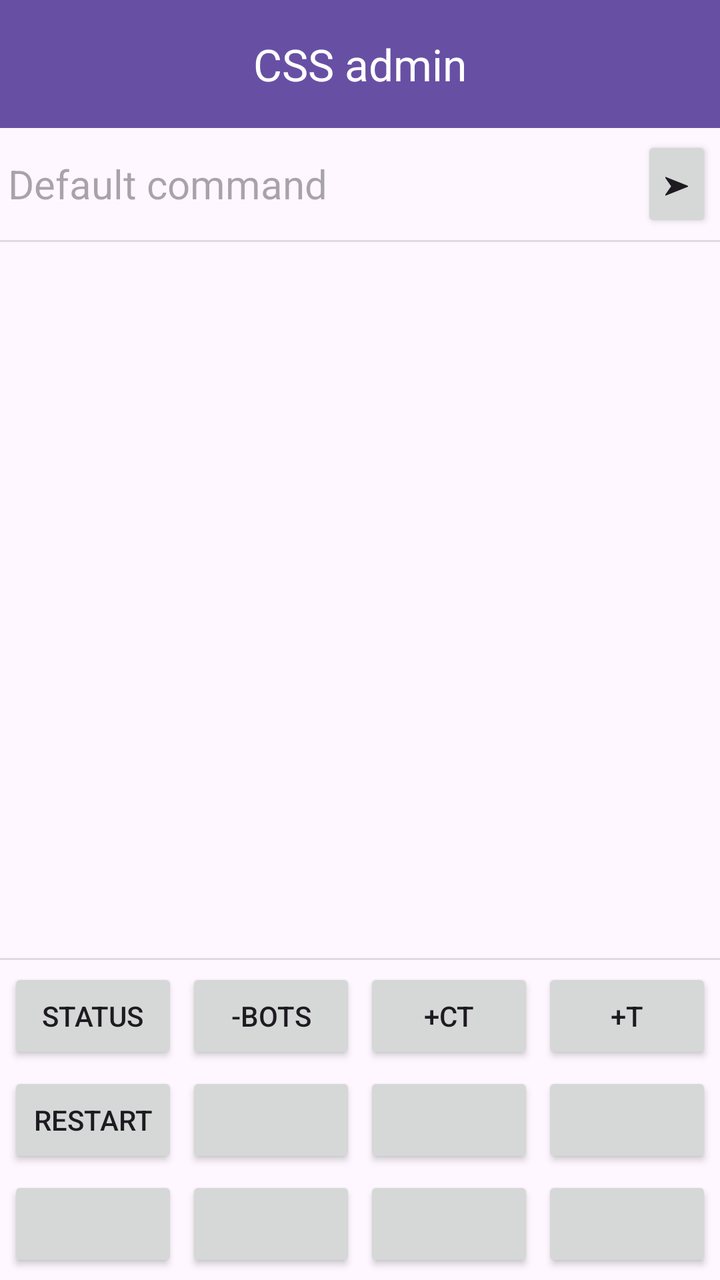
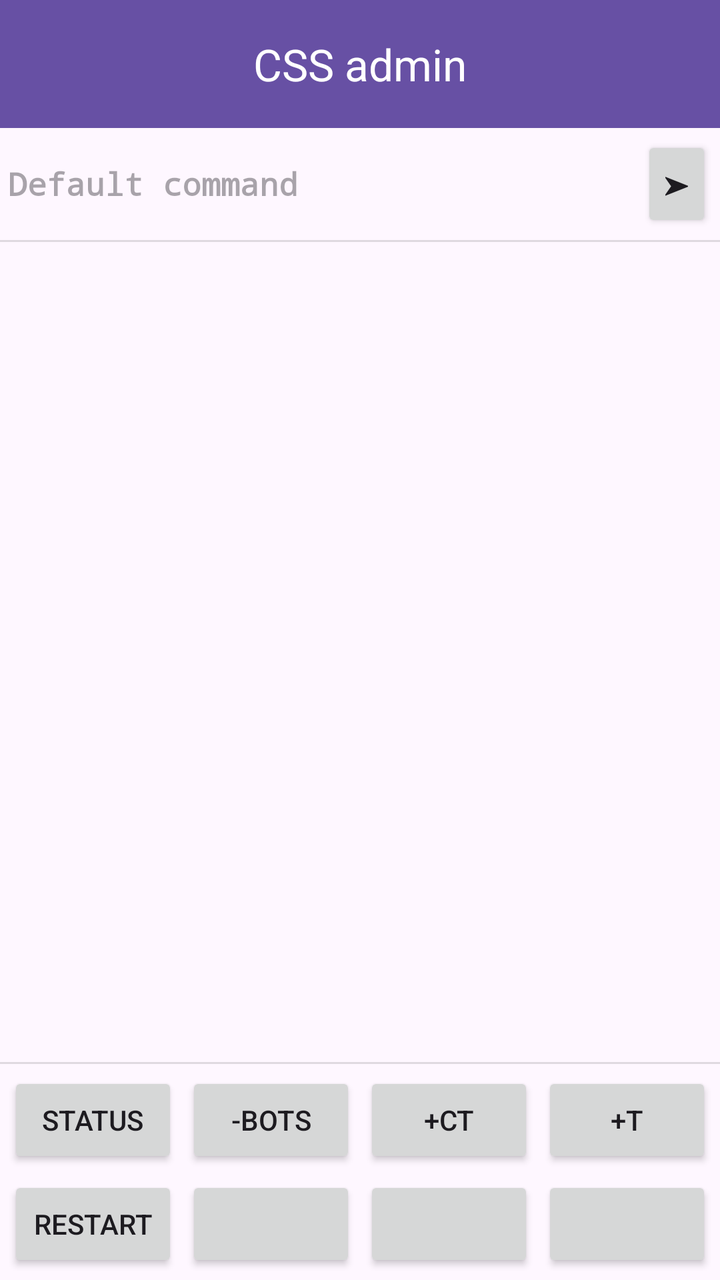

Two renders of the same Android screen: before a commit and after it. Below are the layout's source before the change and the commit's diff.
<!-- AndroidManifest.xml: application theme Theme.RCONGraphicalClient -->
<!-- res/layout/activity_main.xml -->
<?xml version="1.0" encoding="utf-8"?>
<androidx.constraintlayout.widget.ConstraintLayout xmlns:android="http://schemas.android.com/apk/res/android"
    xmlns:app="http://schemas.android.com/apk/res-auto"
    xmlns:tools="http://schemas.android.com/tools"
    android:id="@+id/activityMain"
    android:layout_width="match_parent"
    android:layout_height="match_parent"
    tools:context="MainActivity">

    <com.google.android.material.appbar.MaterialToolbar
        android:id="@+id/toolbar"
        android:layout_width="match_parent"
        android:layout_height="wrap_content"
        android:background="?attr/colorPrimary"
        android:minHeight="?attr/actionBarSize"
        android:theme="?attr/actionBarTheme"
        app:layout_constraintEnd_toEndOf="parent"
        app:layout_constraintHeight_percent="@fraction/toolbar_height_percent"
        app:layout_constraintStart_toStartOf="parent"
        app:layout_constraintTop_toTopOf="parent"
        app:subtitleCentered="true"
        app:subtitleTextColor="@color/white"
        app:title="@string/app_name" />

    <LinearLayout
        android:id="@+id/constraintLayoutMainContent"
        android:layout_width="0dp"
        android:layout_height="0dp"
        android:orientation="vertical"
        android:divider="?android:attr/dividerHorizontal"
        android:showDividers="middle"
        app:layout_constraintBottom_toBottomOf="parent"
        app:layout_constraintEnd_toEndOf="parent"
        app:layout_constraintStart_toStartOf="parent"
        app:layout_constraintTop_toBottomOf="@+id/toolbar">

        <LinearLayout
            android:layout_width="match_parent"
            android:layout_height="wrap_content"
            android:orientation="horizontal"
            android:padding="4dp">

            <AutoCompleteTextView
                android:id="@+id/etCommand"
                android:layout_width="0dp"
                android:layout_height="match_parent"
                android:layout_gravity="center_vertical"
                android:layout_weight="9"
                android:background="@null"
                android:completionThreshold="1"
                android:gravity="center_vertical"
                android:hint="@string/default_command"
                android:imeOptions="actionSend"
                android:inputType="text"
                android:textSize="20sp" />

            <Button
                android:id="@+id/btnSend"
                android:layout_width="0dp"
                android:layout_height="wrap_content"
                android:layout_gravity="center_vertical"
                android:layout_weight="1"
                android:insetBottom="3dp"
                android:text="@string/run_command_sign" />
        </LinearLayout>

        <ScrollView
            android:id="@+id/scrollLog"
            android:layout_width="match_parent"
            android:layout_height="0dp"
            android:layout_weight="1">

            <HorizontalScrollView
                android:layout_width="match_parent"
                android:layout_height="wrap_content">

                <TextView
                    android:id="@+id/tvLog"
                    android:layout_width="wrap_content"
                    android:layout_height="wrap_content"
                    android:fontFamily="monospace"
                    android:padding="8dp"
                    android:text=""
                    android:textSize="14sp"
                    android:textStyle="bold" />

            </HorizontalScrollView>
        </ScrollView>
        <androidx.constraintlayout.widget.ConstraintLayout
            android:layout_width="match_parent"
            android:layout_height="wrap_content"
            android:padding="4dp">

            <Button
                android:id="@+id/button1"
                android:layout_width="0dp"
                android:layout_height="wrap_content"
                android:insetLeft="0dp"
                android:insetTop="0dp"
                android:insetRight="0dp"
                android:insetBottom="0dp"
                android:text="@string/status" />

            <Button
                android:id="@+id/button2"
                android:layout_width="0dp"
                android:layout_height="wrap_content"
                android:insetLeft="0dp"
                android:insetTop="0dp"
                android:insetRight="0dp"
                android:insetBottom="0dp"
                android:text="@string/bots_kick_all_short" />

            <Button
                android:id="@+id/button3"
                android:layout_width="0dp"
                android:layout_height="wrap_content"
                android:insetLeft="0dp"
                android:insetTop="0dp"
                android:insetRight="0dp"
                android:insetBottom="0dp"
                android:text="@string/bots_add_ct" />

            <Button
                android:id="@+id/button4"
                android:layout_width="0dp"
                android:layout_height="wrap_content"
                android:insetLeft="0dp"
                android:insetTop="0dp"
                android:insetRight="0dp"
                android:insetBottom="0dp"
                android:text="@string/bots_add_t" />

            <Button
                android:id="@+id/button5"
                android:layout_width="0dp"
                android:layout_height="wrap_content"
                android:insetLeft="0dp"
                android:insetTop="0dp"
                android:insetRight="0dp"
                android:insetBottom="0dp"
                android:text="@string/restart_game_short" />

            <Button
                android:id="@+id/button6"
                android:layout_width="0dp"
                android:layout_height="wrap_content"
                android:insetLeft="0dp"
                android:insetTop="0dp"
                android:insetRight="0dp"
                android:insetBottom="0dp" />

            <Button
                android:id="@+id/button7"
                android:layout_width="0dp"
                android:layout_height="wrap_content"
                android:insetLeft="0dp"
                android:insetTop="0dp"
                android:insetRight="0dp"
                android:insetBottom="0dp" />

            <Button
                android:id="@+id/button8"
                android:layout_width="0dp"
                android:layout_height="wrap_content"
                android:insetLeft="0dp"
                android:insetTop="0dp"
                android:insetRight="0dp"
                android:insetBottom="0dp" />

            <Button
                android:id="@+id/button9"
                android:layout_width="0dp"
                android:layout_height="wrap_content"
                android:insetLeft="0dp"
                android:insetTop="0dp"
                android:insetRight="0dp"
                android:insetBottom="0dp" />

            <Button
                android:id="@+id/button10"
                android:layout_width="0dp"
                android:layout_height="wrap_content"
                android:insetLeft="0dp"
                android:insetTop="0dp"
                android:insetRight="0dp"
                android:insetBottom="0dp" />

            <Button
                android:id="@+id/button11"
                android:layout_width="0dp"
                android:layout_height="wrap_content"
                android:insetLeft="0dp"
                android:insetTop="0dp"
                android:insetRight="0dp"
                android:insetBottom="0dp" />

            <Button
                android:id="@+id/button12"
                android:layout_width="0dp"
                android:layout_height="wrap_content"
                android:insetLeft="0dp"
                android:insetTop="0dp"
                android:insetRight="0dp"
                android:insetBottom="0dp" />

            <androidx.constraintlayout.helper.widget.Flow
                android:id="@+id/flowButtons"
                android:layout_width="match_parent"
                android:layout_height="wrap_content"
                app:constraint_referenced_ids="button1,button2,button3,button4,button5,button6,button7,button8,button9,button10,button11,button12"
                app:flow_wrapMode="chain"
                app:flow_maxElementsWrap="4"
                app:flow_horizontalStyle="spread"
                app:flow_verticalStyle="spread"
                app:flow_horizontalGap="4dp"
                app:flow_verticalGap="4dp"
                app:layout_constraintTop_toTopOf="parent"
                app:layout_constraintStart_toStartOf="parent"
                app:layout_constraintEnd_toEndOf="parent" />

        </androidx.constraintlayout.widget.ConstraintLayout>

    </LinearLayout>


</androidx.constraintlayout.widget.ConstraintLayout>
<!-- resources referenced by this layout -->
<resources>
  <color name="white">#FFFFFFFF</color>
  <string name="app_name" translatable="false">CSS admin</string>
  <string name="bots_add_ct">+CT</string>
  <string name="bots_add_t">+T</string>
  <string name="bots_kick_all_short">-BOTS</string>
  <string name="default_command">Default command</string>
  <string name="restart_game_short">Restart</string>
  <string name="run_command_sign" translatable="false">➤</string>
  <string name="status">Status</string>
  <style name="Theme.RCONGraphicalClient" parent="Base.Theme.RCONGraphicalClient" />
  <style name="Base.Theme.RCONGraphicalClient" parent="Theme.Material3.DayNight.NoActionBar">
          
          
          <item name="materialButtonStyle">@style/NormalButton</item>
          <item name="alertDialogTheme">@style/NormalDialogStyle</item>
          <item name="toolbarStyle">@style/NormalToolbarStyle</item>
      </style>
  <style name="NormalButton" parent="BaseButtonStyle">
      </style>
  <style name="NormalDialogStyle" parent="BaseDialogStyle">
      </style>
  <style name="NormalToolbarStyle" parent="Widget.Material3.Toolbar">
          <item name="titleTextColor">@color/white</item>
          <item name="android:titleTextAppearance">@style/NormalToolbarTitleTextAppearance</item>
          <item name="titleCentered">true</item>
      </style>
  <style name="BaseButtonStyle" parent="Widget.Material3.Button">
          <item name="cornerRadius">4dp</item>
          <item name="android:padding">4dp</item>
          <item name="android:insetRight">2dp</item>
          <item name="android:insetLeft">2dp</item>
          <item name="android:insetTop">2dp</item>
          <item name="android:insetBottom">2dp</item>
          <item name="android:textColor">@color/white</item>
          <item name="android:textSize">16sp</item>
      </style>
  <style name="BaseDialogStyle" parent="Theme.Material3.DayNight.Dialog.Alert">
          <item name="android:textSize">20sp</item>
      </style>
  <style name="NormalToolbarTitleTextAppearance" parent="TextAppearance.Material3.TitleMedium">
          <item name="android:textColor">@color/white</item>
          <item name="android:textStyle">bold</item>
      </style>
</resources>

<!-- the commit's change to res/layout/activity_main.xml (unified diff, before → after) -->
@@ -48,11 +48,13 @@
                 android:layout_weight="9"
                 android:background="@null"
                 android:completionThreshold="1"
+                android:fontFamily="monospace"
                 android:gravity="center_vertical"
                 android:hint="@string/default_command"
                 android:imeOptions="actionSend"
                 android:inputType="text"
-                android:textSize="20sp" />
+                android:textSize="16sp"
+                android:textStyle="bold" />
 
             <Button
                 android:id="@+id/btnSend"
@@ -79,7 +81,7 @@
                     android:layout_width="wrap_content"
                     android:layout_height="wrap_content"
                     android:fontFamily="monospace"
-                    android:padding="8dp"
+                    android:padding="4dp"
                     android:text=""
                     android:textSize="14sp"
                     android:textStyle="bold" />
@@ -168,56 +170,20 @@
                 android:insetRight="0dp"
                 android:insetBottom="0dp" />
 
-            <Button
-                android:id="@+id/button9"
-                android:layout_width="0dp"
-                android:layout_height="wrap_content"
-                android:insetLeft="0dp"
-                android:insetTop="0dp"
-                android:insetRight="0dp"
-                android:insetBottom="0dp" />
-
-            <Button
-                android:id="@+id/button10"
-                android:layout_width="0dp"
-                android:layout_height="wrap_content"
-                android:insetLeft="0dp"
-                android:insetTop="0dp"
-                android:insetRight="0dp"
-                android:insetBottom="0dp" />
-
-            <Button
-                android:id="@+id/button11"
-                android:layout_width="0dp"
-                android:layout_height="wrap_content"
-                android:insetLeft="0dp"
-                android:insetTop="0dp"
-                android:insetRight="0dp"
-                android:insetBottom="0dp" />
-
-            <Button
-                android:id="@+id/button12"
-                android:layout_width="0dp"
-                android:layout_height="wrap_content"
-                android:insetLeft="0dp"
-                android:insetTop="0dp"
-                android:insetRight="0dp"
-                android:insetBottom="0dp" />
-
             <androidx.constraintlayout.helper.widget.Flow
                 android:id="@+id/flowButtons"
                 android:layout_width="match_parent"
                 android:layout_height="wrap_content"
-                app:constraint_referenced_ids="button1,button2,button3,button4,button5,button6,button7,button8,button9,button10,button11,button12"
+                app:constraint_referenced_ids="button1,button2,button3,button4,button5,button6,button7,button8"
+                app:flow_horizontalGap="4dp"
+                app:flow_horizontalStyle="spread"
+                app:flow_maxElementsWrap="4"
+                app:flow_verticalGap="4dp"
+                app:flow_verticalStyle="spread"
                 app:flow_wrapMode="chain"
-                app:flow_maxElementsWrap="4"
-                app:flow_horizontalStyle="spread"
-                app:flow_verticalStyle="spread"
-                app:flow_horizontalGap="4dp"
-                app:flow_verticalGap="4dp"
-                app:layout_constraintTop_toTopOf="parent"
+                app:layout_constraintEnd_toEndOf="parent"
                 app:layout_constraintStart_toStartOf="parent"
-                app:layout_constraintEnd_toEndOf="parent" />
+                app:layout_constraintTop_toTopOf="parent" />
 
         </androidx.constraintlayout.widget.ConstraintLayout>
 
